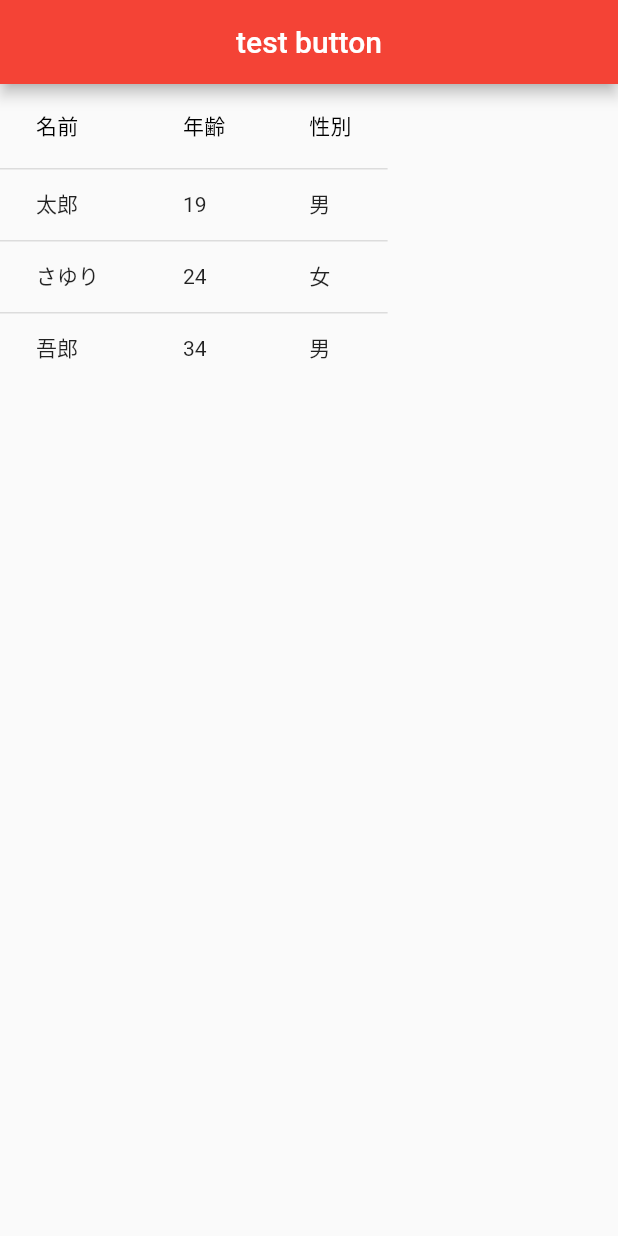
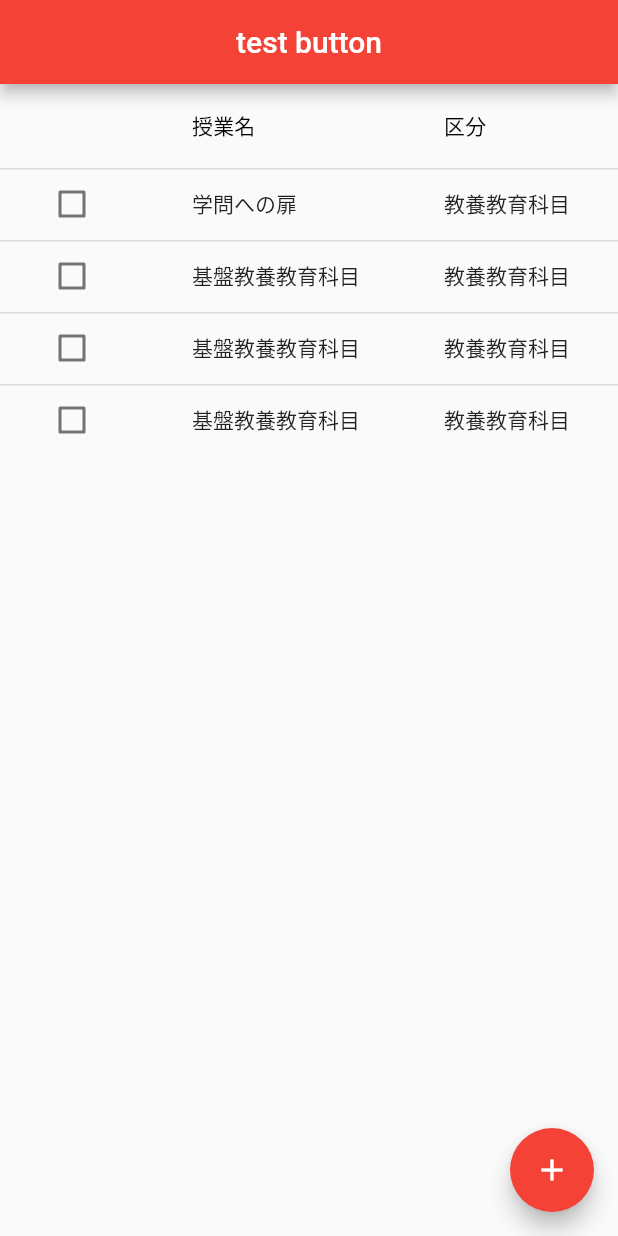
Before and after one commit to NaojiroUeno/application, a Flutter app: the CheckList screen opened directly, on a phone screen of 412 x 824 dp. Run offline on Flutter 3.47's test engine with Material 2 defaults, Android fonts, the phone set to English and light mode, and no system bars.

Commit message:
create table

```diff
--- a/lib/first_page.dart
+++ b/lib/first_page.dart
@@ -37,41 +37,87 @@ class _CheckListState extends State<CheckList> {
   Widget build(BuildContext context) {
     return Scaffold(
       appBar: AppBar(centerTitle: true, title: Text("test button")),
-      body: DataTable(
+      body: Container(
+        child: DataTable(
           columns: [
             DataColumn(
-            label: Text('名前'),
+              label: Text(''),
             ),
             DataColumn(
-            label: Text('年齢'),
+              label: Text('授業名'),
             ),
             DataColumn(
-            label: Text('性別'),
+              label: Text('区分'),
+            ),
+            DataColumn(
+              label: Text('単位数'),
             ),
           ],
           rows: [
             DataRow(
               cells: [
-              DataCell(Text('太郎')),
-              DataCell(Text('19')),
-              DataCell(Text('男')),
+                DataCell(
+                  Checkbox(
+                    activeColor: Colors.blue, // Onになった時の色を指定
+                    value: _flag, // チェックボックスのOn/Offを保持する値
+                    onChanged: _handleCheckbox, // チェックボックスを押下した際に行う処理
+                  ),
+                ),
+                DataCell(Text('学問への扉')),
+                DataCell(Text('教養教育科目')),
+                DataCell(Text('2')),
               ],
             ),
             DataRow(
               cells: [
-              DataCell(Text('さゆり')),
-              DataCell(Text('24')),
-              DataCell(Text('女')),
+                DataCell(
+                  Checkbox(
+                    activeColor: Colors.blue, // Onになった時の色を指定
+                    value: _flag, // チェックボックスのOn/Offを保持する値
+                    onChanged: _handleCheckbox, // チェックボックスを押下した際に行う処理
+                  ),
+                ),
+                DataCell(Text('基盤教養教育科目')),
+                DataCell(Text('教養教育科目')),
+                DataCell(Text('2')),
               ],
             ),
             DataRow(
               cells: [
-              DataCell(Text('吾郎')),
-              DataCell(Text('34')),
-              DataCell(Text('男')),
+                DataCell(
+                  Checkbox(
+                    activeColor: Colors.blue, // Onになった時の色を指定
+                    value: _flag, // チェックボックスのOn/Offを保持する値
+                    onChanged: _handleCheckbox, // チェックボックスを押下した際に行う処理
+                  ),
+                ),
+                DataCell(Text('基盤教養教育科目')),
+                DataCell(Text('教養教育科目')),
+                DataCell(Text('2')),
+              ],
+            ),
+            DataRow(
+              cells: [
+                DataCell(
+                  Checkbox(
+                    activeColor: Colors.blue, // Onになった時の色を指定
+                    value: _flag, // チェックボックスのOn/Offを保持する値
+                    onChanged: _handleCheckbox, // チェックボックスを押下した際に行う処理
+                  ),
+                ),
+                DataCell(Text('基盤教養教育科目')),
+                DataCell(Text('教養教育科目')),
+                DataCell(Text('2')),
               ],
             ),
           ],
+        ),
+      ),
+      floatingActionButton: FloatingActionButton(
+        onPressed: () {},
+        //onPressed: _incrementCounter,
+        tooltip: 'Increment',
+        child: const Icon(Icons.add),
       ),
       // body: Center(
       //     child: Row(
```
Also changed, not shown: lib/main.dart (+32 -2 lines). Lines whose indentation alone changed are shown as unchanged.
